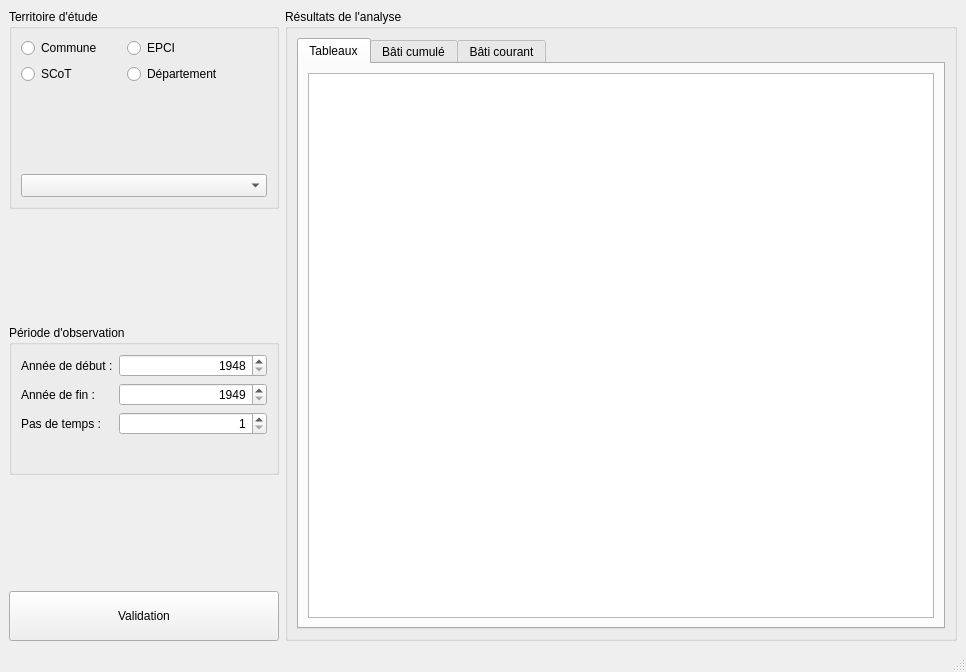
dasycarpum/pro_DDT_Observatoire_foncier, file fenetre_principale.ui: the form before one commit.
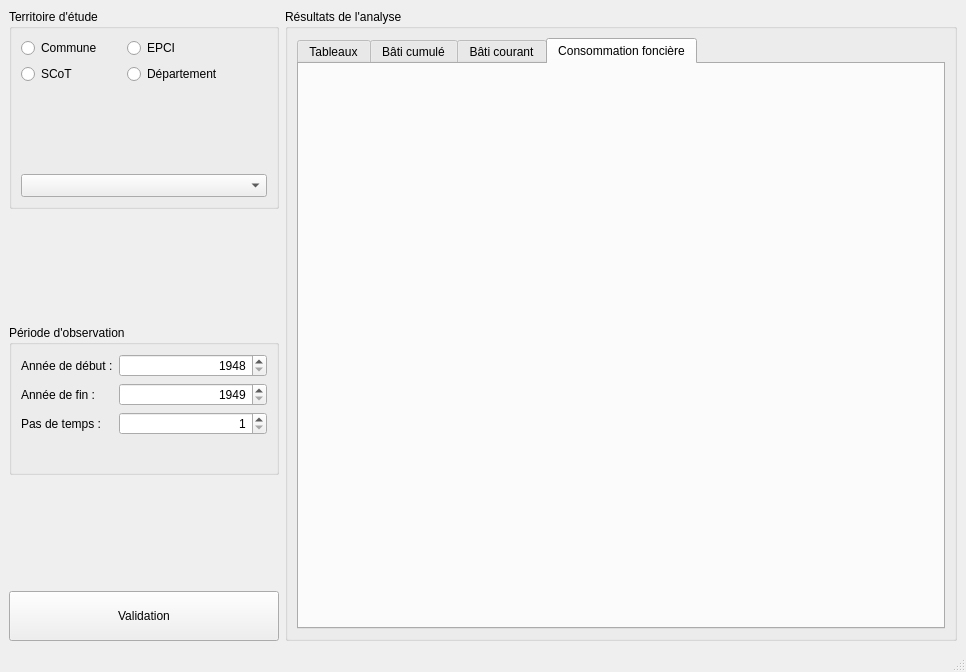
The form after the commit. The open tabs and pages were chosen to show the change.

Commit message:
Merged PR 14: Affichage du graphique de la consommation foncière
Implémentation de la méthode `Affichage_graphique_conso_fonciere( Algorithme* )`
pour tracer les courbes de l'artificialisation cumulée et courante (annuelle), pour la période choisie par l'utilisateur.

Related work items: #20

Patch:
```diff
--- a/fenetre_principale.ui
+++ b/fenetre_principale.ui
@@ -64,6 +64,16 @@
              </item>
             </layout>
            </widget>
+           <widget class="QWidget" name="tab_conso_foncier">
+            <attribute name="title">
+             <string>Consommation foncière</string>
+            </attribute>
+            <layout class="QVBoxLayout" name="verticalLayout_6">
+             <item>
+              <layout class="QHBoxLayout" name="horizontalLayout_conso_foncier"/>
+             </item>
+            </layout>
+           </widget>
           </widget>
          </item>
         </layout>
```
Left out of the diff: 2 changed lines with no effect on the pictures. The commit also changes 4 other files.
